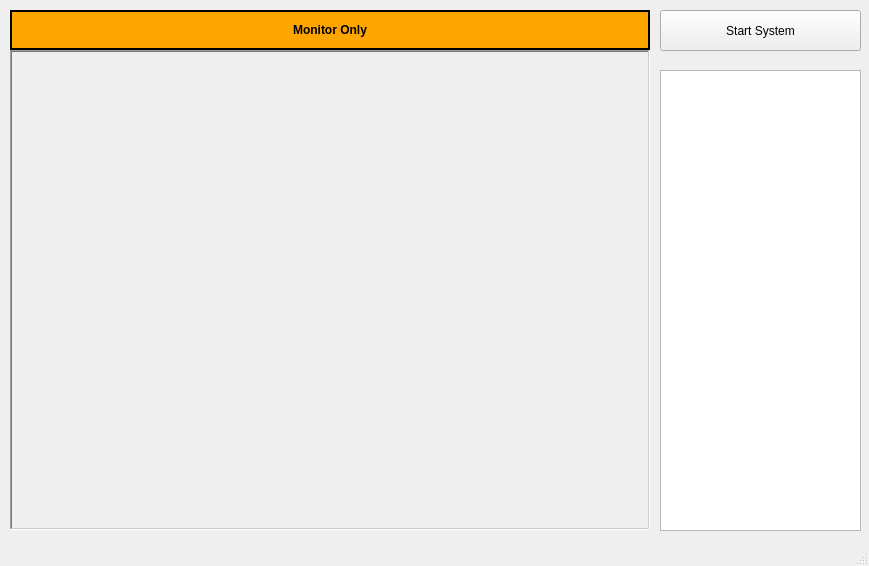
Before: the Qt Designer form Projects/EyesOn24SC/EyesOn24SC/Solution/mainwindow.ui in msurguy/raspberry_pi, drawn with Qt 5.
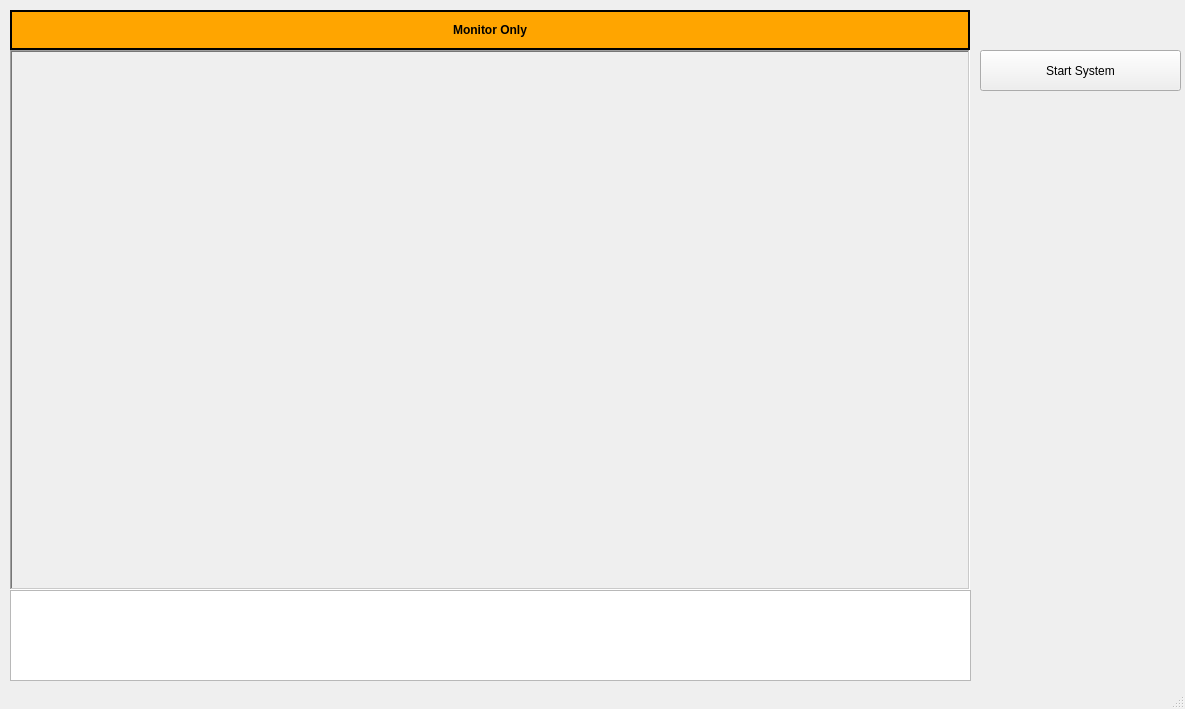
After: the same form once the commit is applied.

Patch:
```diff
--- a/Projects/EyesOn24SC/EyesOn24SC/Solution/mainwindow.ui
+++ b/Projects/EyesOn24SC/EyesOn24SC/Solution/mainwindow.ui
@@ -6,8 +6,8 @@
    <rect>
     <x>0</x>
     <y>0</y>
-    <width>869</width>
-    <height>566</height>
+    <width>1185</width>
+    <height>709</height>
    </rect>
   </property>
   <property name="windowTitle">
@@ -19,8 +19,8 @@
      <rect>
       <x>10</x>
       <y>50</y>
-      <width>640</width>
-      <height>480</height>
+      <width>960</width>
+      <height>540</height>
      </rect>
     </property>
     <property name="frameShape">
@@ -44,7 +44,7 @@
      <rect>
       <x>10</x>
       <y>10</y>
-      <width>640</width>
+      <width>960</width>
       <height>40</height>
      </rect>
     </property>
@@ -71,8 +71,8 @@
    <widget class="QPushButton" name="btnStartSystem">
     <property name="geometry">
      <rect>
-      <x>660</x>
-      <y>10</y>
+      <x>980</x>
+      <y>50</y>
       <width>201</width>
       <height>41</height>
      </rect>
@@ -84,10 +84,10 @@
    <widget class="QPlainTextEdit" name="tbxStatus">
     <property name="geometry">
      <rect>
-      <x>660</x>
-      <y>70</y>
-      <width>201</width>
-      <height>461</height>
+      <x>10</x>
+      <y>590</y>
+      <width>961</width>
+      <height>91</height>
      </rect>
     </property>
     <property name="font">
```
